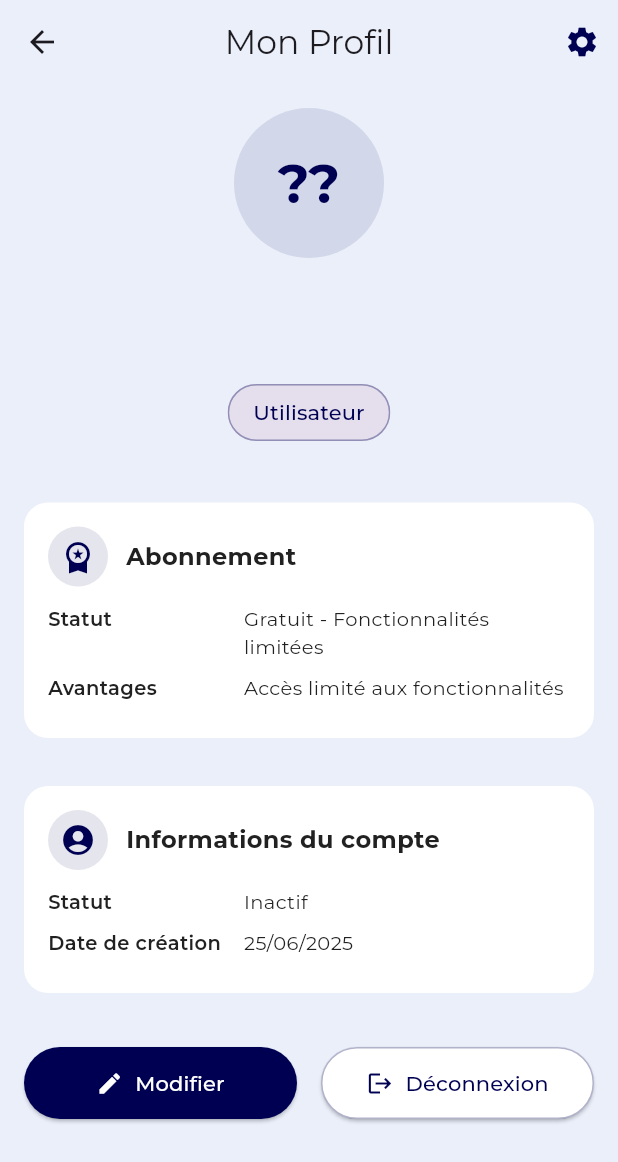
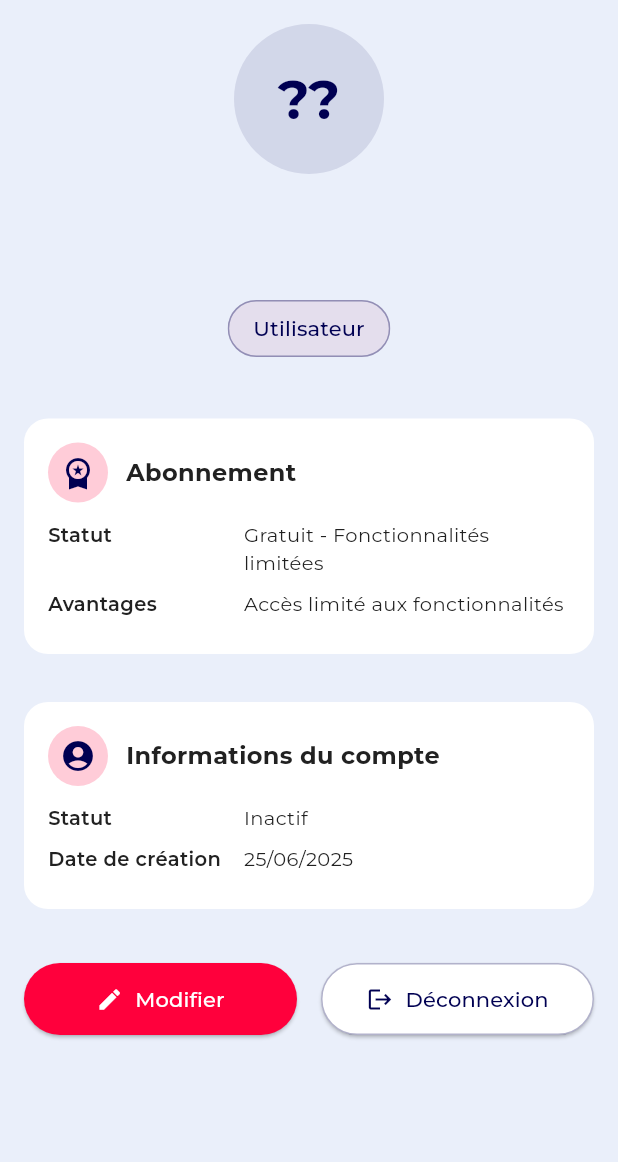
Before and after one commit to kteken10/schoop_app, a Flutter app: the ProfileScreen screen opened directly, on a phone screen of 412 x 824 dp. Shown: the top 1162 px of the screen. Run offline on Flutter 3.47's test engine with Material 3 defaults, Android fonts, the phone set to English and light mode, and no system bars; our stand-ins replace cloud_firestore, firebase_auth, permission_handler, salomon_bottom_bar; missing offline and left inert: flutter_overlay_window, installed_apps, mailer; accounts and stored records are empty; project files that could hold a hidden picture were left out.

Commit message:
update homeScreen

```diff
--- a/lib/screens/standard_user/home.dart
+++ b/lib/screens/standard_user/home.dart
@@ -9,7 +9,7 @@ import '../../ui/app_filter.dart';
 import '../../ui/branding_card.dart';
 import '../../ui/device_app_card.dart';
 import '../../ui/search_zone.dart';
-import '../../ui/teacher_card_deco.dart';
+
 
 class HomeScreen extends StatefulWidget {
   const HomeScreen({super.key});
--- a/lib/screens/standard_user/profile.dart
+++ b/lib/screens/standard_user/profile.dart
@@ -15,18 +15,7 @@ class ProfileScreen extends StatelessWidget {
 
     return Scaffold(
       backgroundColor: AppColors.background,
-      appBar: AppBar(
-        title: const Text('Mon Profil'),
-        centerTitle: true,
-        backgroundColor: AppColors.background,
-        elevation: 0,
-        actions: [
-          IconButton(
-            icon: Icon(Icons.settings, color: AppColors.secondary),
-            onPressed: () => _showSettings(context),
-          ),
-        ],
-      ),
+
       body: SingleChildScrollView(
         padding: const EdgeInsets.all(16),
         child: Column(
@@ -164,13 +153,14 @@ class ProfileScreen extends StatelessWidget {
                 Expanded(
                   child: ElevatedButton.icon(
                     onPressed: () => _editProfile(context),
+
                     icon: const Icon(Icons.edit, color: Colors.white),
                     label: const Text(
                       "Modifier",
                       style: TextStyle(color: Colors.white),
                     ),
                     style: ElevatedButton.styleFrom(
-                      backgroundColor: AppColors.secondary,
+                      backgroundColor: AppColors.primary,
                       padding: const EdgeInsets.symmetric(vertical: 14),
                       shape: RoundedRectangleBorder(
                         borderRadius: BorderRadius.circular(50),
--- a/lib/ui/profile_info_card.dart
+++ b/lib/ui/profile_info_card.dart
@@ -38,7 +38,7 @@ class ProfileInfoCard extends StatelessWidget {
               Container(
                 padding: const EdgeInsets.all(8),
                 decoration: BoxDecoration(
-                  color: AppColors.secondary.withOpacity(0.1),
+                  color: AppColors.primary.withOpacity(0.2),
                   shape: BoxShape.circle,
                 ),
                 child: Icon(icon, color: AppColors.secondary, size: 24),
```
Also changed, not shown: lib/ui/branding_card.dart (+4 -6 lines).
